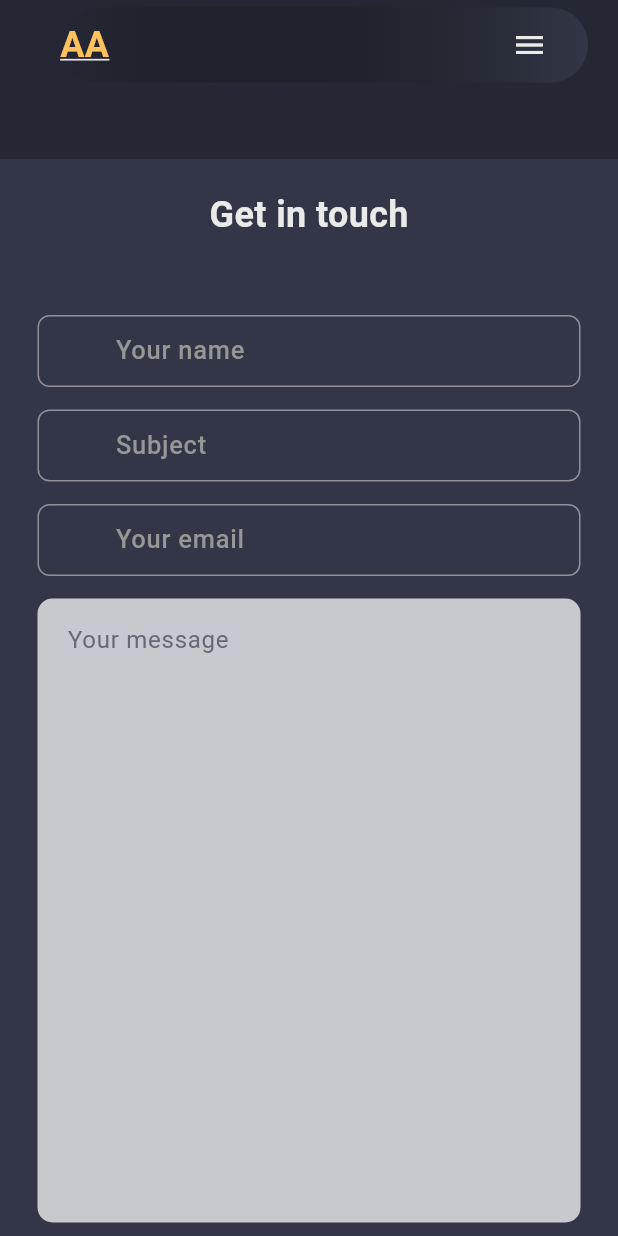
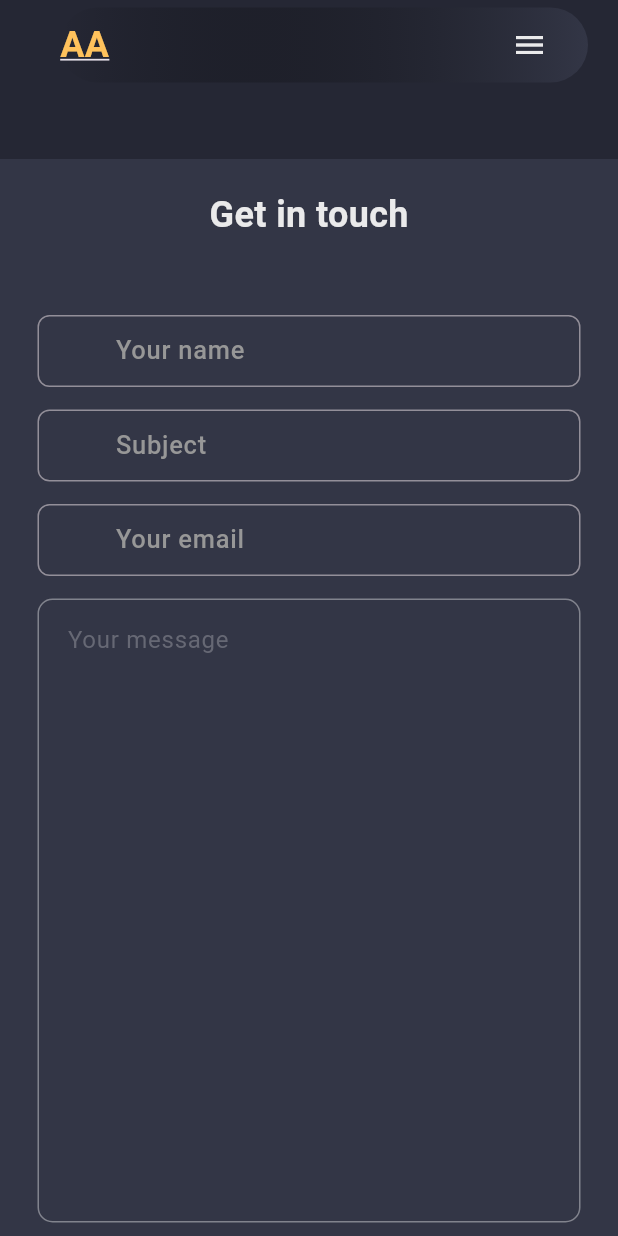
Before and after one commit to axelasa/flutterportfolio, a Flutter app: the screen it shows after launch, scrolled down 3456 dp, on a phone screen of 412 x 824 dp. Run offline on Flutter 3.47's test engine with Material 3 defaults, Android fonts, the phone set to English and light mode, and no system bars; our stand-ins replace google_fonts; missing offline and left inert: dart:js; Roboto replaces fonts that are missing (Akshar).

Commit message:
Made changes to Message text field

```diff
--- a/lib/utils/custom_text_field.dart
+++ b/lib/utils/custom_text_field.dart
@@ -9,9 +9,11 @@ class CustomTextField extends StatelessWidget {
     this.maxLines = 1,
     this.hintText,
   });
+
   final TextEditingController? controller;
   final int maxLines;
   final String? hintText;
+
   @override
   Widget build(BuildContext context) {
     return TextField(
@@ -23,7 +25,7 @@ class CustomTextField extends StatelessWidget {
       decoration: InputDecoration(
         contentPadding: const EdgeInsets.all(16),
         filled: true,
-        fillColor: CustomColor.whiteSecondary,
+        fillColor: Colors.transparent,
         focusedBorder: getInputBorder,
         enabledBorder: getInputBorder,
         border: getInputBorder,
@@ -38,7 +40,10 @@ class CustomTextField extends StatelessWidget {
   OutlineInputBorder get getInputBorder {
     return OutlineInputBorder(
       borderRadius: BorderRadius.circular(10),
-      borderSide: BorderSide.none,
+      borderSide: const BorderSide( // Provide a proper BorderSide object
+        color: Colors.white38, // Change this to your desired color
+        width: 1.0, // Change this to your desired width
+      ),
     );
   }
 }
```
